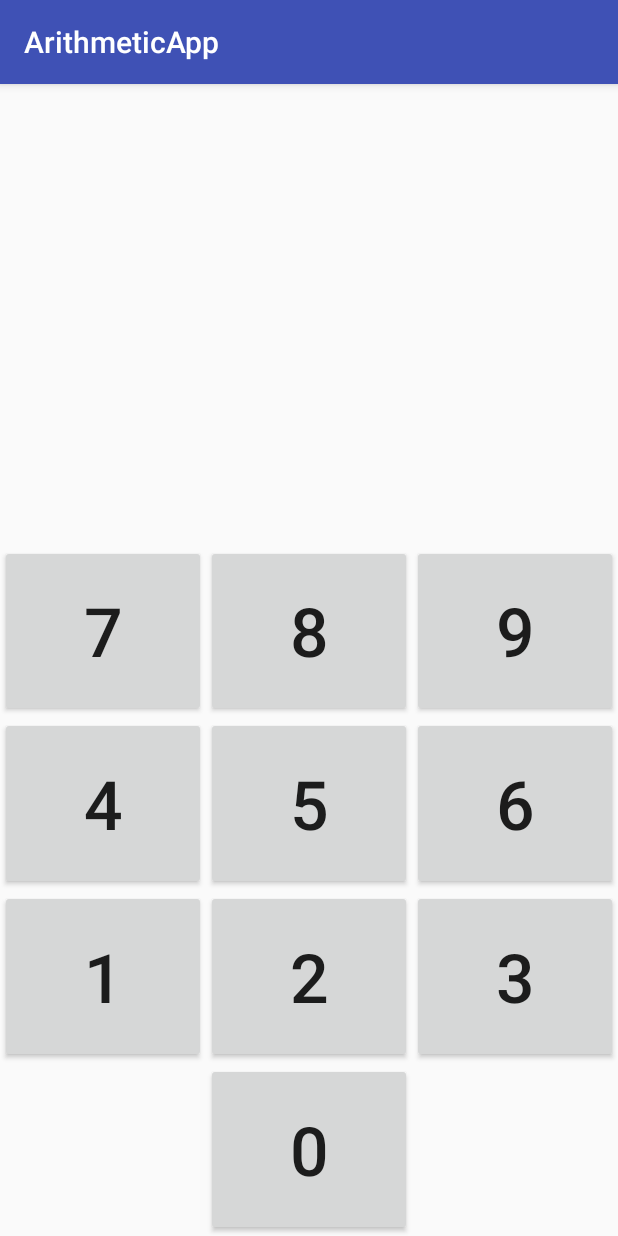
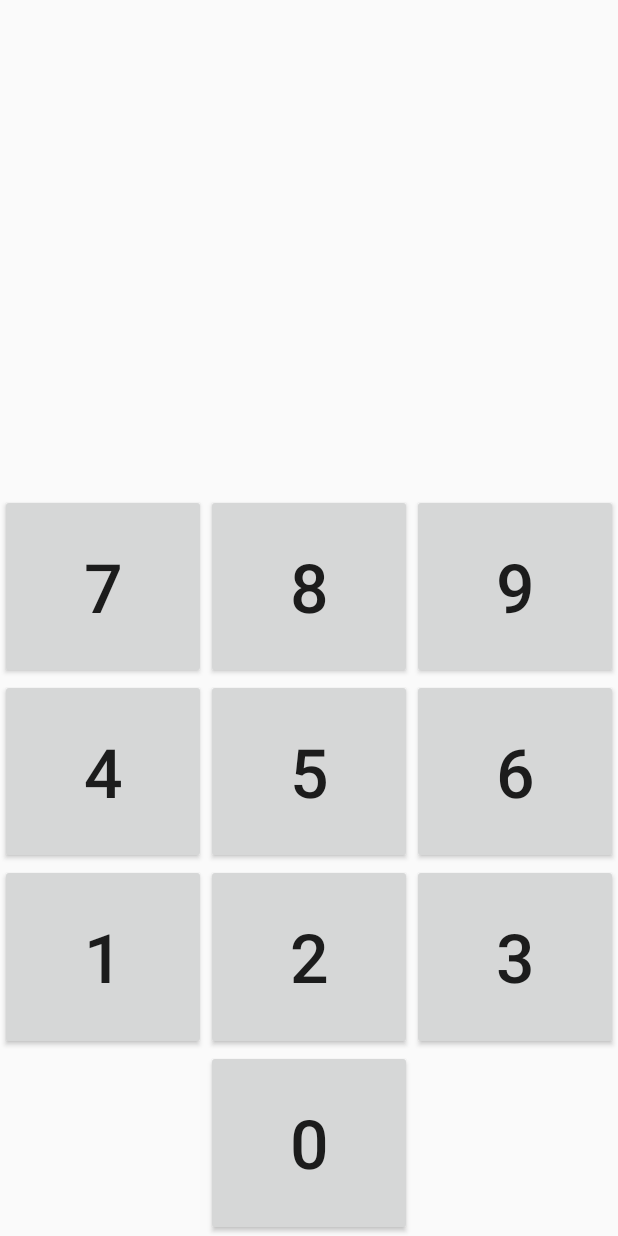
Before and after one commit to Sebastian-/ArithmeticApp, an Android app: the screen it shows after launch (MainActivity), on a phone screen of 412 x 824 dp. Run offline under Robolectric (Android 15) with nearby library versions, the phone set to English and light mode, and no system bars.

Commit message:
Style Changes

```diff
--- a/app/src/main/res/layout/activity_main.xml
+++ b/app/src/main/res/layout/activity_main.xml
@@ -31,27 +31,18 @@
 
             <Button
                 android:id="@+id/button7"
-                android:layout_width="0dp"
-                android:layout_height="match_parent"
-                android:layout_weight="1"
                 android:text="7"
-                android:textSize="45sp"/>
+                style="@style/ButtonStyle"/>
 
             <Button
                 android:id="@+id/button8"
-                android:layout_width="0dp"
-                android:layout_height="match_parent"
-                android:layout_weight="1"
                 android:text="8"
-                android:textSize="45sp"/>
+                style="@style/ButtonStyle"/>
 
             <Button
                 android:id="@+id/button9"
-                android:layout_width="0dp"
-                android:layout_height="match_parent"
-                android:layout_weight="1"
                 android:text="9"
-                android:textSize="45sp"/>
+                style="@style/ButtonStyle"/>
         </LinearLayout>
 
         <LinearLayout
@@ -62,27 +53,18 @@
 
             <Button
                 android:id="@+id/button4"
-                android:layout_width="0dp"
-                android:layout_height="match_parent"
-                android:layout_weight="1"
                 android:text="4"
-                android:textSize="45sp"/>
+                style="@style/ButtonStyle"/>
 
             <Button
                 android:id="@+id/button5"
-                android:layout_width="0dp"
-                android:layout_height="match_parent"
-                android:layout_weight="1"
                 android:text="5"
-                android:textSize="45sp"/>
+                style="@style/ButtonStyle"/>
 
             <Button
                 android:id="@+id/button6"
-                android:layout_width="0dp"
-                android:layout_height="match_parent"
-                android:layout_weight="1"
                 android:text="6"
-                android:textSize="45sp"/>
+                style="@style/ButtonStyle"/>
         </LinearLayout>
 
         <LinearLayout
@@ -93,27 +75,18 @@
 
             <Button
                 android:id="@+id/button1"
-                android:layout_width="0dp"
-                android:layout_height="match_parent"
-                android:layout_weight="1"
                 android:text="1"
-                android:textSize="45sp"/>
+                style="@style/ButtonStyle"/>
 
             <Button
                 android:id="@+id/button2"
-                android:layout_width="0dp"
-                android:layout_height="match_parent"
-                android:layout_weight="1"
                 android:text="2"
-                android:textSize="45sp"/>
+                style="@style/ButtonStyle"/>
 
             <Button
                 android:id="@+id/button3"
-                android:layout_width="0dp"
-                android:layout_height="match_parent"
-                android:layout_weight="1"
                 android:text="3"
-                android:textSize="45sp"/>
+                style="@style/ButtonStyle"/>
         </LinearLayout>
 
         <LinearLayout
@@ -126,11 +99,8 @@
 
             <Button
                 android:id="@+id/button0"
-                android:layout_width="0dp"
-                android:layout_height="match_parent"
-                android:layout_weight="1"
                 android:text="0"
-                android:textSize="45sp"/>
+                style="@style/ButtonStyle"/>
         </LinearLayout>
 
 
--- a/app/src/main/res/values/styles.xml
+++ b/app/src/main/res/values/styles.xml
@@ -1,11 +1,15 @@
 <resources>
 
     <!-- Base application theme. -->
-    <style name="AppTheme" parent="Theme.AppCompat.Light.DarkActionBar">
+    <style name="AppTheme" parent="Theme.AppCompat.Light.NoActionBar">
         <!-- Customize your theme here. -->
-        <item name="colorPrimary">@color/colorPrimary</item>
-        <item name="colorPrimaryDark">@color/colorPrimaryDark</item>
-        <item name="colorAccent">@color/colorAccent</item>
+    </style>
+
+    <style name="ButtonStyle">
+        <item name="android:textSize">45sp</item>
+        <item name="android:layout_weight">1</item>
+        <item name="android:layout_height">match_parent</item>
+        <item name="android:layout_width">0dp</item>
     </style>
 
 </resources>
```
